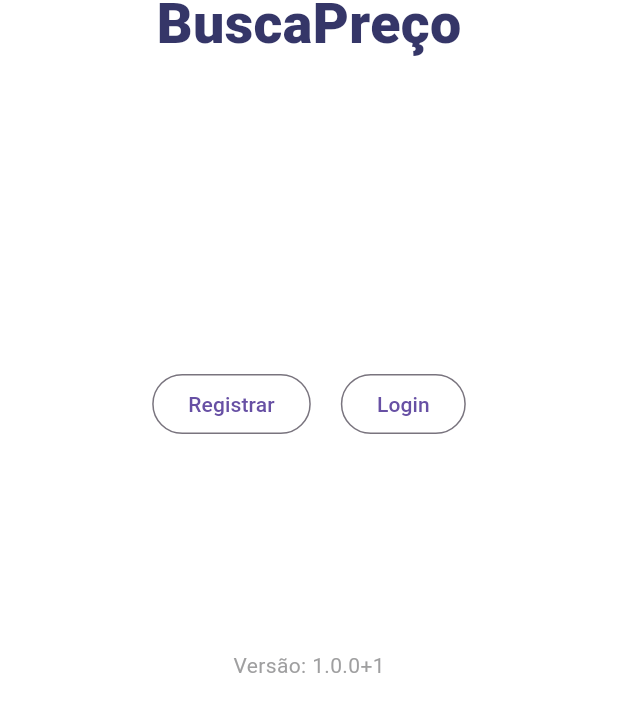
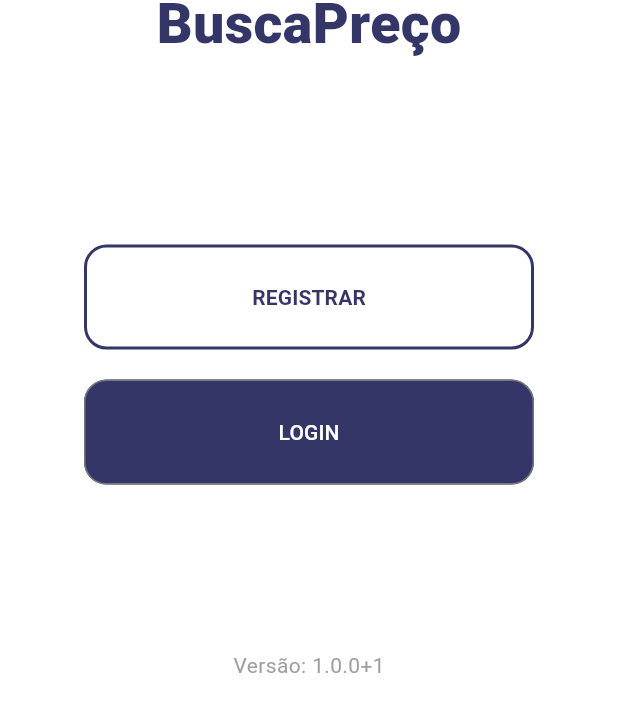
Before and after one commit to formatechsolutions/Buscador-de-pre-o, a Flutter app: the screen it shows after launch, on a phone screen of 412 x 824 dp, the part 526-1236 px from its top. Run offline on Flutter 3.47's test engine with Material 3 defaults, Android fonts, the phone set to English and light mode, and no system bars; our stand-ins replace get, package_info_plus.

Commit message:
Ajustes nos botões

```diff
--- a/lib/core/pages/login/login.dart
+++ b/lib/core/pages/login/login.dart
@@ -1,3 +1,5 @@
+// ignore_for_file: use_key_in_widget_constructors
+
 import 'package:busca_preco/core/pages/custom/custom_text_transparent.dart';
 import 'package:package_info_plus/package_info_plus.dart';
 import 'package:busca_preco/core/src/colors/colors.dart';
@@ -49,29 +51,55 @@ class LoginPage extends StatelessWidget {
                 ],
               ),
               const Spacer(),
-              Row(
+              Column(
                 mainAxisAlignment: MainAxisAlignment.center,
                 children: [
-                  OutlinedButton(
+                  SizedBox(
+                    width: 300,
+                    child: OutlinedButton(
                       onPressed: () {
                         debugPrint('Received click');
                       },
-                    child: const Text('Registrar'),
+                      style: OutlinedButton.styleFrom(
+                        padding: const EdgeInsets.all(25.0),
+                        shape: RoundedRectangleBorder(
+                          borderRadius: BorderRadius.circular(15.0),
                         ),
-                  const VerticalDivider(
-                    color: Colors.black,
-                    thickness: 1,
-                    width: 20,
+                        side: const BorderSide(
+                          color: ColorsConfig.primary,
+                          width: 2.0,
                         ),
-                  OutlinedButton(
+                      ),
+                      child: const Text(
+                        'REGISTRAR',
+                        style: TextStyle(
+                            color: ColorsConfig.primary,
+                            fontWeight: FontWeight.bold),
+                      ),
+                    ),
+                  ),
+                  const SizedBox(height: 20.0),
+                  SizedBox(
+                    width: 300,
+                    child: OutlinedButton(
+                      style: OutlinedButton.styleFrom(
+                        padding: const EdgeInsets.all(25.0),
+                        backgroundColor: ColorsConfig.primary,
+                        enabledMouseCursor: MouseCursor.defer,
+                        shape: RoundedRectangleBorder(
+                          borderRadius: BorderRadius.circular(15.0),
+                        ),
+                      ),
                       onPressed: () {
                         Get.toNamed('/home');
                       },
-                    child: const Text('Login'),
+                      child: const Text('LOGIN',
+                          style: TextStyle(color: Colors.white)),
                     ),
+                  )
                 ],
               ),
-              const SizedBox(height: 140.0),
+              const Spacer(),
               Row(
                 mainAxisAlignment: MainAxisAlignment.center,
                 children: [
--- a/lib/main.dart
+++ b/lib/main.dart
@@ -1,6 +1,7 @@
 import 'package:busca_preco/core/routes/routes.dart';
 import 'package:flutter/material.dart';
 import 'package:get/get.dart';
+
 void main() {
   runApp(const MyApp());
 }
```
Lines whose indentation alone changed are shown as unchanged.
